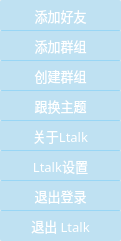
First picture: the form in client/linux/src/form/floating_settings_window.ui, repository i0gan/ltalk, before the edit.
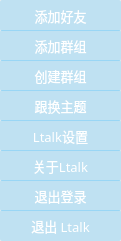
Second picture: the form after the edit.

The edit to the form file:
```diff
--- a/client/linux/src/form/floating_settings_window.ui
+++ b/client/linux/src/form/floating_settings_window.ui
@@ -77,7 +77,7 @@
    <property name="geometry">
     <rect>
      <x>0</x>
-     <y>120</y>
+     <y>150</y>
      <width>121</width>
      <height>31</height>
     </rect>
@@ -227,7 +227,7 @@
    <property name="geometry">
     <rect>
      <x>0</x>
-     <y>150</y>
+     <y>120</y>
      <width>121</width>
      <height>31</height>
     </rect>
```
